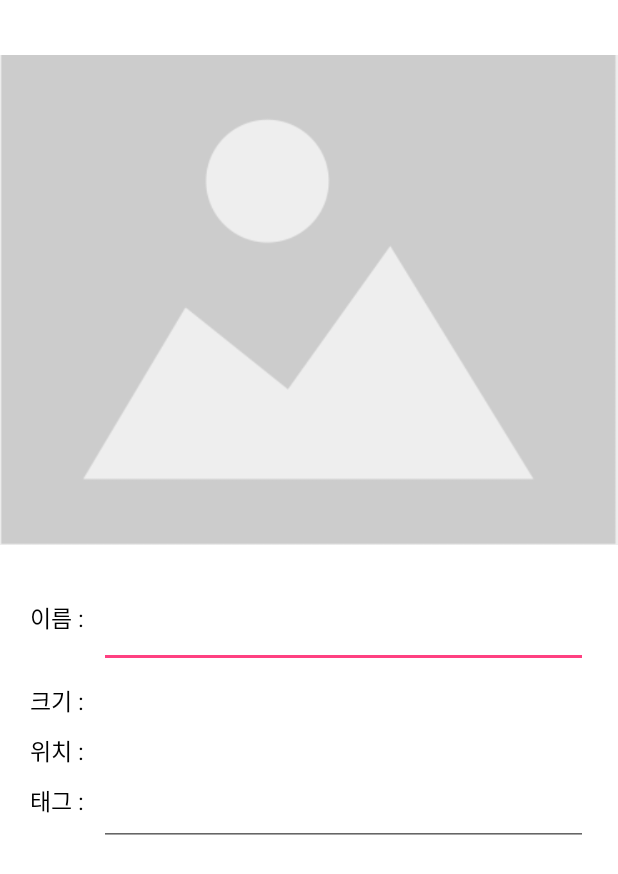
After one commit to yebonkim/Photo-Tagger, an Android app: the DetailEditActivity screen opened directly, with no data from a screen before it, on a phone screen of 412 x 824 dp. The commit adds this screen. Shown: the top 874 px of the screen. Run offline under Robolectric (Android 15) with nearby library versions, the light colour scheme and no system bars.

Commit message:
Add DetailActivity & layout Add DetailEditActivity & layout Update MainActivity`s layout

```diff
--- a/PhotoTagger/app/build.gradle
+++ b/PhotoTagger/app/build.gradle
@@ -22,7 +22,5 @@ dependencies {
     implementation fileTree(dir: 'libs', include: ['*.jar'])
     implementation 'com.android.support:appcompat-v7:26.1.0'
     implementation 'com.android.support.constraint:constraint-layout:1.0.2'
-    testImplementation 'junit:junit:4.12'
-    androidTestImplementation 'com.android.support.test:runner:1.0.2'
-    androidTestImplementation 'com.android.support.test.espresso:espresso-core:3.0.2'
+    implementation 'com.android.support:design:26.1.0'
 }
--- /dev/null
+++ b/PhotoTagger/app/src/main/java/com/example/phototagger/detail/DetailEditActivity.java
@@ -0,0 +1,15 @@
+package com.example.phototagger.detail;
+
+import android.os.Bundle;
+import android.support.v7.app.AppCompatActivity;
+
+import com.example.phototagger.R;
+
+public class DetailEditActivity extends AppCompatActivity {
+
+    @Override
+    protected void onCreate(Bundle savedInstanceState) {
+        super.onCreate(savedInstanceState);
+        setContentView(R.layout.activity_detail_edit);
+    }
+}
--- a/PhotoTagger/app/src/main/java/com/example/phototagger/MainActivity.java
+++ b/PhotoTagger/app/src/main/java/com/example/phototagger/main/MainActivity.java
@@ -1,7 +1,9 @@
-package com.example.phototagger;
+package com.example.phototagger.main;
 
 import android.support.v7.app.AppCompatActivity;
 import android.os.Bundle;
+
+import com.example.phototagger.R;
 
 public class MainActivity extends AppCompatActivity {
 
--- /dev/null
+++ b/PhotoTagger/app/src/main/res/layout/activity_detail_edit.xml
@@ -0,0 +1,89 @@
+<?xml version="1.0" encoding="utf-8"?>
+<android.support.constraint.ConstraintLayout xmlns:android="http://schemas.android.com/apk/res/android"
+    xmlns:app="http://schemas.android.com/apk/res-auto"
+    xmlns:tools="http://schemas.android.com/tools"
+    android:layout_width="match_parent"
+    android:layout_height="match_parent"
+    android:background="@color/white">
+
+    <ImageView
+        android:id="@+id/imageV"
+        android:layout_width="match_parent"
+        android:layout_height="400dp"
+        android:layout_centerInParent="true"
+        android:scaleType="fitCenter"
+        android:src="@drawable/img_placeholder"
+        app:layout_constraintTop_toTopOf="parent" />
+
+    <android.support.constraint.ConstraintLayout
+        android:id="@+id/infoLayout"
+        android:layout_width="match_parent"
+        android:layout_height="wrap_content"
+        android:layout_marginLeft="20dp"
+        android:layout_marginRight="20dp"
+        app:layout_constraintLeft_toLeftOf="parent"
+        app:layout_constraintRight_toRightOf="parent"
+        app:layout_constraintTop_toBottomOf="@id/imageV">
+
+        <TextView
+            android:id="@+id/nameTV"
+            android:layout_width="wrap_content"
+            android:layout_height="wrap_content"
+            android:text="@string/nameTitle"
+            android:textColor="@color/black"
+            android:textSize="15sp" />
+
+        <EditText
+            android:id="@+id/nameETV"
+            android:layout_width="0dp"
+            android:layout_height="wrap_content"
+            app:layout_constraintLeft_toRightOf="@id/nameTV"
+            app:layout_constraintTop_toTopOf="@id/nameTV"
+            android:layout_marginLeft="10dp"
+            app:layout_constraintRight_toRightOf="parent"
+            />
+
+        <TextView
+            android:id="@+id/sizeTV"
+            android:layout_width="match_parent"
+            android:layout_height="wrap_content"
+            android:layout_marginTop="10dp"
+            android:text="@string/sizeTitle"
+            android:textColor="@color/black"
+            android:textSize="15sp"
+            app:layout_constraintTop_toBottomOf="@id/nameETV" />
+
+        <TextView
+            android:id="@+id/locationTV"
+            android:layout_width="match_parent"
+            android:layout_height="wrap_content"
+            android:layout_marginTop="10dp"
+            android:text="@string/locationTitle"
+            android:textColor="@color/black"
+            android:textSize="15sp"
+            app:layout_constraintTop_toBottomOf="@id/sizeTV" />
+
+        <TextView
+            android:id="@+id/tagTitleTV"
+            android:layout_width="wrap_content"
+            android:layout_height="wrap_content"
+            android:layout_marginTop="10dp"
+            android:text="@string/tagTitle"
+            android:textColor="@color/black"
+            android:textSize="15sp"
+            app:layout_constraintTop_toBottomOf="@id/locationTV" />
+
+        <AutoCompleteTextView
+            android:id="@+id/tagAutoCompleteTV"
+            android:layout_width="0dp"
+            android:layout_height="wrap_content"
+            android:layout_marginLeft="10dp"
+            android:textColor="@color/black"
+            android:textSize="15sp"
+            app:layout_constraintRight_toRightOf="parent"
+            app:layout_constraintLeft_toRightOf="@id/tagTitleTV"
+            app:layout_constraintTop_toTopOf="@id/tagTitleTV" />
+
+    </android.support.constraint.ConstraintLayout>
+
+</android.support.constraint.ConstraintLayout>
--- a/PhotoTagger/app/src/main/res/values/colors.xml
+++ b/PhotoTagger/app/src/main/res/values/colors.xml
@@ -3,4 +3,12 @@
     <color name="colorPrimary">#3F51B5</color>
     <color name="colorPrimaryDark">#303F9F</color>
     <color name="colorAccent">#FF4081</color>
+
+    <color name="ptGreen">#4EA17A</color>
+    <color name="ptYellow">#FCDF80</color>
+
+    <color name="backgroundGray">#cccccc</color>
+    <color name="transparencyBlack">#aa000000</color>
+    <color name="white">#ffffff</color>
+    <color name="black">#000000</color>
 </resources>
--- a/PhotoTagger/app/src/main/res/values/strings.xml
+++ b/PhotoTagger/app/src/main/res/values/strings.xml
@@ -1,3 +1,7 @@
 <resources>
     <string name="app_name">PhotoTagger</string>
+    <string name="nameTitle">이름 : </string>
+    <string name="sizeTitle">크기 : </string>
+    <string name="locationTitle">위치 : </string>
+    <string name="tagTitle">태그 : </string>
 </resources>
--- a/PhotoTagger/app/src/main/res/values/styles.xml
+++ b/PhotoTagger/app/src/main/res/values/styles.xml
@@ -8,4 +8,9 @@
         <item name="colorAccent">@color/colorAccent</item>
     </style>
 
+    <style name="AppTheme.NoActionBar" parent="AppTheme">
+        <item name="windowActionBar">false</item>
+        <item name="windowNoTitle">true</item>
+    </style>
+
 </resources>
```
Also changed, not shown: PhotoTagger/app/src/main/AndroidManifest.xml (+7 -2 lines), PhotoTagger/app/src/main/java/com/example/phototagger/RecyclerViewHolder.java (added, +9 -0 lines), PhotoTagger/app/src/main/java/com/example/phototagger/detail/DetailActivity.java (added, +15 -0 lines), PhotoTagger/app/src/main/res/layout/activity_detail.xml (added, +102 -0 lines), PhotoTagger/app/src/main/res/layout/activity_main.xml (+5 -10 lines), PhotoTagger/app/src/main/res/layout/viewholder_gallery.xml (added, +43 -0 lines), PhotoTagger/app/src/main/res/layout/viewholder_photo.xml (added, +36 -0 lines), PhotoTagger/app/src/main/res/drawable/img_placeholder.png (added).
